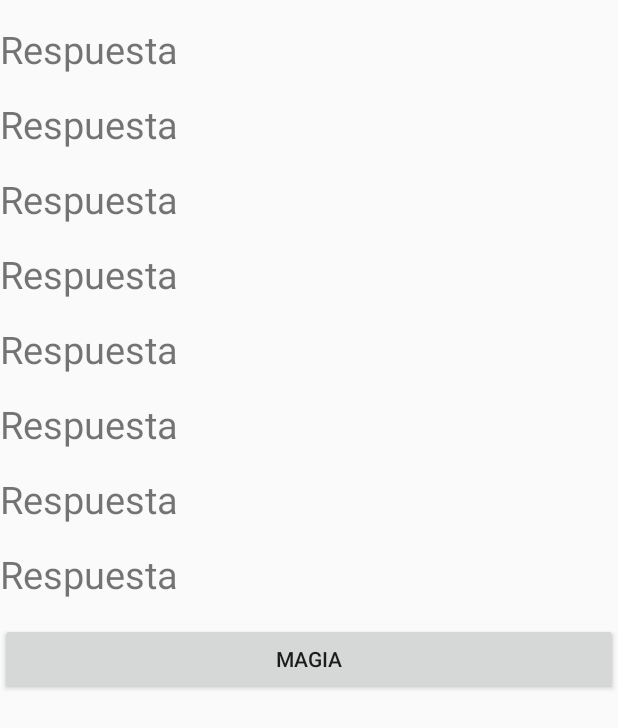
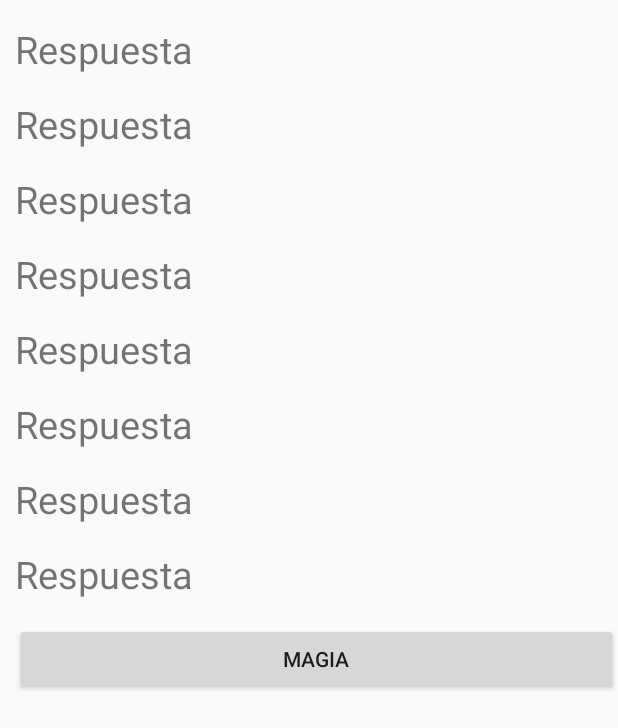
Before and after one commit to AbnerLop/LNB, an Android app: the layout fragment_sugerencias.xml on its own in the app's theme, with its tools: preview values and no code run, on a phone screen of 412 x 824 dp. Shown: the top 728 px of the screen. Run offline under Robolectric (Android 15) with nearby library versions, the light colour scheme and no system bars; network calls fail.

Commit message:
sugerencias bug

```diff
--- a/app/src/main/res/layout/fragment_sugerencias.xml
+++ b/app/src/main/res/layout/fragment_sugerencias.xml
@@ -2,12 +2,25 @@
 <LinearLayout xmlns:android="http://schemas.android.com/apk/res/android"
     xmlns:tools="http://schemas.android.com/tools"
     android:layout_width="match_parent"
-    android:layout_height="match_parent"
+    android:layout_height="wrap_content"
     tools:context=".Fragments.SugerenciasFragment"
     android:orientation="vertical">>
 
     <!-- TODO: Update blank fragment layout -->
 
+    <ScrollView
+        android:paddingLeft="10dp"
+        android:id="@+id/SCROLLER_ID"
+        android:layout_width="fill_parent"
+        android:layout_height="wrap_content"
+        android:scrollbars="vertical"
+        android:fillViewport="true">
+
+        <LinearLayout
+            android:layout_width="match_parent"
+            android:layout_height="wrap_content"
+            android:orientation="vertical"
+            android:layout_weight="1.0">
 
             <TextView
                 android:id="@+id/respuestaApp1"
@@ -80,3 +93,7 @@
                 android:text="Magia"/>
 
         </LinearLayout>
+
+    </ScrollView>
+
+</LinearLayout>
```
Lines whose indentation alone changed are shown as unchanged.
